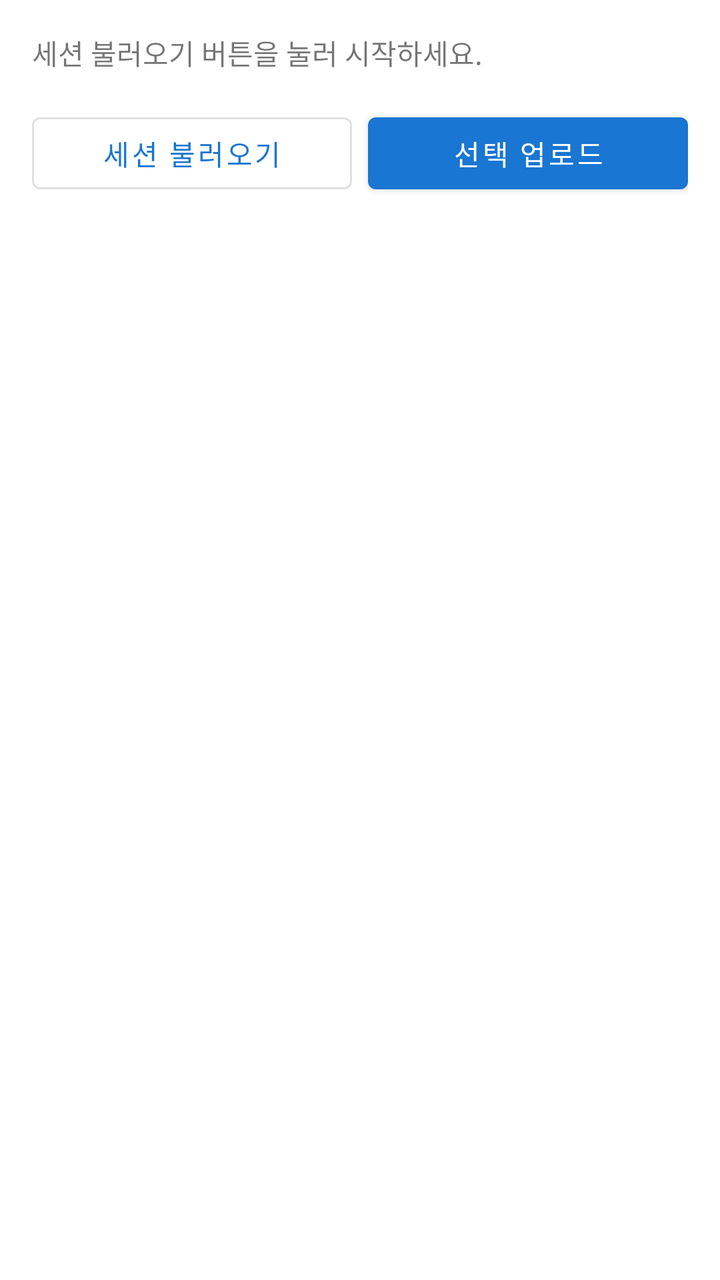
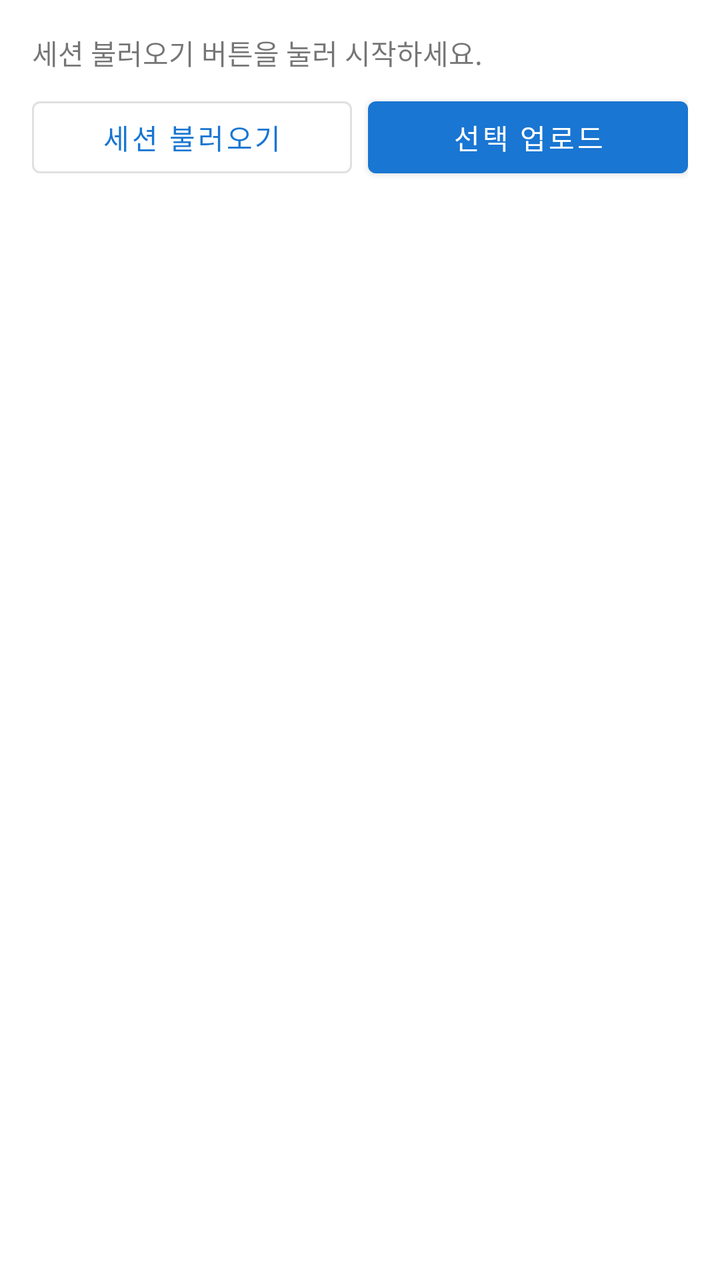

An Android layout rendered at two revisions. The XML below is the earlier revision; the diff shows what the commit changed to produce the second picture.
<!-- AndroidManifest.xml: application theme Theme.HealthConnector -->
<!-- res/layout/activity_main.xml -->
<?xml version="1.0" encoding="utf-8"?>
<LinearLayout xmlns:android="http://schemas.android.com/apk/res/android"
    android:layout_width="match_parent"
    android:layout_height="match_parent"
    android:orientation="vertical"
    android:padding="16dp">

    <TextView
        android:id="@+id/tv_status"
        android:layout_width="match_parent"
        android:layout_height="wrap_content"
        android:text="세션 불러오기 버튼을 눌러 시작하세요."
        android:textSize="14sp"
        android:paddingBottom="8dp" />

    <ProgressBar
        android:id="@+id/progress_bar"
        style="?android:attr/progressBarStyleHorizontal"
        android:layout_width="match_parent"
        android:layout_height="wrap_content"
        android:indeterminate="true"
        android:visibility="gone" />

    <LinearLayout
        android:layout_width="match_parent"
        android:layout_height="wrap_content"
        android:orientation="horizontal"
        android:layout_marginTop="8dp"
        android:layout_marginBottom="16dp">

        <com.google.android.material.button.MaterialButton
            android:id="@+id/btn_load"
            android:layout_width="0dp"
            android:layout_height="wrap_content"
            android:layout_weight="1"
            android:layout_marginEnd="4dp"
            android:text="세션 불러오기"
            style="@style/Widget.MaterialComponents.Button.OutlinedButton" />

        <com.google.android.material.button.MaterialButton
            android:id="@+id/btn_upload"
            android:layout_width="0dp"
            android:layout_height="wrap_content"
            android:layout_weight="1"
            android:layout_marginStart="4dp"
            android:text="선택 업로드" />

    </LinearLayout>

    <TextView
        android:id="@+id/tv_empty"
        android:layout_width="match_parent"
        android:layout_height="wrap_content"
        android:text="러닝 세션이 없습니다."
        android:textAlignment="center"
        android:textColor="#888888"
        android:visibility="gone" />

    <androidx.recyclerview.widget.RecyclerView
        android:id="@+id/rv_sessions"
        android:layout_width="match_parent"
        android:layout_height="0dp"
        android:layout_weight="1" />

</LinearLayout>
<!-- resources referenced by this layout -->
<resources>
  <style name="Theme.HealthConnector" parent="Theme.MaterialComponents.Light.DarkActionBar">
          <item name="colorPrimary">#1976D2</item>
          <item name="colorPrimaryVariant">#004BA0</item>
          <item name="colorOnPrimary">#FFFFFF</item>
          <item name="colorSecondary">#FF5722</item>
          <item name="colorSecondaryVariant">#BF360C</item>
          <item name="colorOnSecondary">#FFFFFF</item>
      </style>
</resources>

<!-- the commit's change to res/layout/activity_main.xml (unified diff, before → after) -->
@@ -1,5 +1,6 @@
 <?xml version="1.0" encoding="utf-8"?>
 <LinearLayout xmlns:android="http://schemas.android.com/apk/res/android"
+    xmlns:app="http://schemas.android.com/apk/res-auto"
     android:layout_width="match_parent"
     android:layout_height="match_parent"
     android:orientation="vertical"
@@ -21,11 +22,58 @@
         android:indeterminate="true"
         android:visibility="gone" />
 
+    
+    <com.google.android.material.card.MaterialCardView
+        android:id="@+id/card_error"
+        android:layout_width="match_parent"
+        android:layout_height="wrap_content"
+        android:layout_marginBottom="8dp"
+        android:visibility="gone"
+        app:cardBackgroundColor="#FFF3E0"
+        app:cardElevation="2dp"
+        app:cardCornerRadius="8dp"
+        app:strokeColor="#FF6D00"
+        app:strokeWidth="1dp">
+
+        <LinearLayout
+            android:layout_width="match_parent"
+            android:layout_height="wrap_content"
+            android:orientation="vertical"
+            android:padding="12dp">
+
+            <TextView
+                android:id="@+id/tv_error_title"
+                android:layout_width="match_parent"
+                android:layout_height="wrap_content"
+                android:textStyle="bold"
+                android:textSize="15sp"
+                android:textColor="#E65100" />
+
+            <TextView
+                android:id="@+id/tv_error_message"
+                android:layout_width="match_parent"
+                android:layout_height="wrap_content"
+                android:layout_marginTop="4dp"
+                android:textSize="13sp"
+                android:textColor="#BF360C" />
+
+            <com.google.android.material.button.MaterialButton
+                android:id="@+id/btn_error_action"
+                style="@style/Widget.MaterialComponents.Button.TextButton"
+                android:layout_width="wrap_content"
+                android:layout_height="wrap_content"
+                android:layout_marginTop="4dp"
+                android:textColor="#E65100"
+                android:visibility="gone" />
+
+        </LinearLayout>
+
+    </com.google.android.material.card.MaterialCardView>
+
     <LinearLayout
         android:layout_width="match_parent"
         android:layout_height="wrap_content"
         android:orientation="horizontal"
-        android:layout_marginTop="8dp"
         android:layout_marginBottom="16dp">
 
         <com.google.android.material.button.MaterialButton
